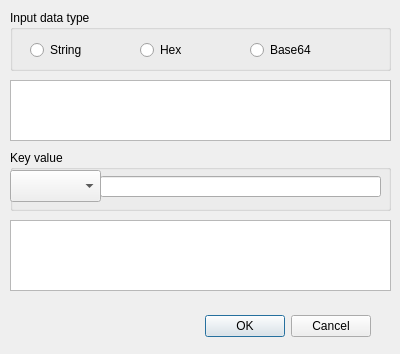
Old version of the form BerViewer/gen_hmac_dlg.ui in the repository jykim74/BerEditor.
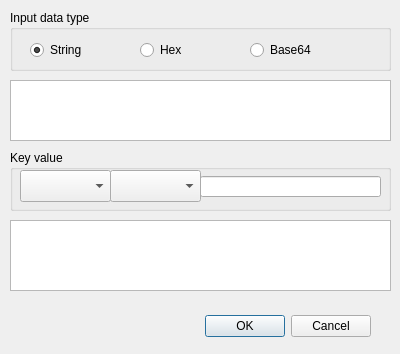
New version of the form.

What changed in the file:
```diff
--- a/BerViewer/gen_hmac_dlg.ui
+++ b/BerViewer/gen_hmac_dlg.ui
@@ -59,6 +59,9 @@
     <property name="text">
      <string>String</string>
     </property>
+    <property name="checked">
+     <bool>true</bool>
+    </property>
    </widget>
    <widget class="QRadioButton" name="mInputHexBtn">
     <property name="geometry">
@@ -112,7 +115,7 @@
    <widget class="QComboBox" name="mKeyTypeCombo">
     <property name="geometry">
      <rect>
-      <x>0</x>
+      <x>100</x>
       <y>20</y>
       <width>91</width>
       <height>32</height>
@@ -122,13 +125,23 @@
    <widget class="QLineEdit" name="mKeyText">
     <property name="geometry">
      <rect>
-      <x>90</x>
+      <x>190</x>
       <y>26</y>
-      <width>281</width>
+      <width>181</width>
       <height>21</height>
      </rect>
     </property>
    </widget>
+   <widget class="QComboBox" name="mAlgTypeCombo">
+    <property name="geometry">
+     <rect>
+      <x>10</x>
+      <y>20</y>
+      <width>91</width>
+      <height>32</height>
+     </rect>
+    </property>
+   </widget>
   </widget>
   <widget class="QPlainTextEdit" name="mOutputText">
    <property name="geometry">
```
